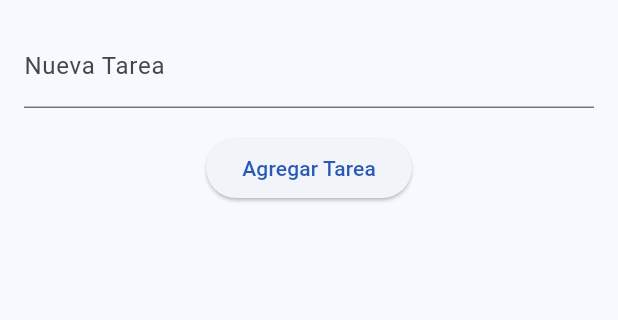
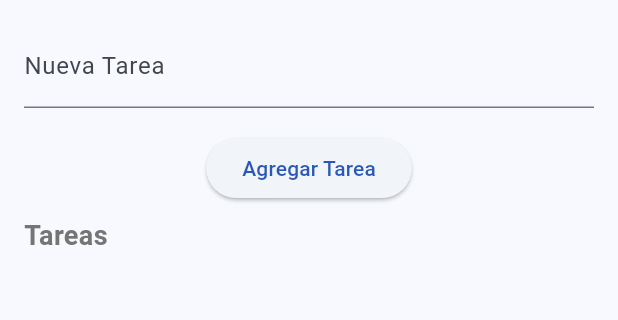
Before and after one commit to sebastian-quijas9/TipCalc_TaskManager_API_Integration, a Flutter app: the screen it shows after launch, item 2 of the bottom bar chosen, after a tap on "Agregar Tarea", on a phone screen of 412 x 824 dp, the part 84-404 px from its top. Run offline on Flutter 3.47's test engine with Material 3 defaults, Android fonts, the phone set to English and light mode, and no system bars.

Commit message:
Listo provider, task list

```diff
--- a/lib/assets/task_list_page/task_provider.dart
+++ b/lib/assets/task_list_page/task_provider.dart
@@ -3,25 +3,34 @@ import 'package:flutter/material.dart';
 import 'package:technical_challenge/assets/task_list_page/task_models.dart';
 
 class TaskProvider with ChangeNotifier {
-  final List<Task> _tasks = []; // Lista privada de tareas
+  final List<Task> _tasks = []; // Lista privada de tareas.
 
-  List<Task> get tasks => _tasks; // Para acceder a la lista de tareas desde otros widgets
+  List<Task> get tasks => _tasks; // Lista completa de tareas.
 
-  // Método para agregar una nueva tarea
+  // Lista de tareas pendientes.
+  List<Task> get pendingTasks =>
+      _tasks.where((task) => !task.isCompleted).toList();
+
+  // Lista de tareas completadas.
+  List<Task> get completedTasks =>
+      _tasks.where((task) => task.isCompleted).toList();
+
+  // Método para agregar una nueva tarea.
   void addTask(String title) {
-    _tasks.add(Task(title: title)); // Añade una nueva tarea a la lista
-    notifyListeners();
+    _tasks.add(Task(title: title)); // Añade una nueva tarea a la lista.
+    notifyListeners(); // Notifica a los widgets que deben actualizarse.
   }
 
-  // Método para eliminar una tarea por su índice
+  // Método para eliminar una tarea por su índice.
   void removeTask(int index) {
-    _tasks.removeAt(index); // Elimina la tarea de la lista
-    notifyListeners();
+    _tasks.removeAt(index); // Elimina la tarea de la lista.
+    notifyListeners(); // Notifica a los widgets que deben actualizarse.
   }
 
-  // Método para marcar/desmarcar una tarea como completada
+  // Método para marcar/desmarcar una tarea como completada.
   void toggleTaskCompletion(int index) {
-    _tasks[index].isCompleted = !_tasks[index].isCompleted; // Cambia el estado de completado
-    notifyListeners(); // Notifica a los widgets que deben actualizarse
+    _tasks[index].isCompleted =
+        !_tasks[index].isCompleted; // Cambia el estado de completado.
+    notifyListeners(); // Notifica a los widgets que deben actualizarse.
   }
 }
--- a/lib/main.dart
+++ b/lib/main.dart
@@ -7,10 +7,12 @@ import 'pages/consumo_api.dart';
 
 void main() {
   runApp(
+    //Se agrega para que este disponible provider en toda la aplicacion.
+    //MultiProvider es com un contenedor que guarda todos los estados de provider.
     MultiProvider(
       providers: [
         ChangeNotifierProvider(
-            create: (_) => TaskProvider()), // Proveedor para TaskProvider
+            create: (_) => TaskProvider()), //Taskprovider es el gestor de tareas y notifica cuando hay cambios..
       ],
       child: const MyApp(),
     ),
--- a/lib/pages/task_list_page.dart
+++ b/lib/pages/task_list_page.dart
@@ -1,5 +1,7 @@
 import 'package:flutter/material.dart';
 import 'package:provider/provider.dart';
+import 'package:animations/animations.dart';
+import 'package:technical_challenge/assets/task_list_page/task_models.dart';
 import 'package:technical_challenge/assets/task_list_page/task_provider.dart';
 
 class TaskListPage extends StatelessWidget {
@@ -7,58 +9,142 @@ class TaskListPage extends StatelessWidget {
 
   @override
   Widget build(BuildContext context) {
+    // Obtiene el TaskProvider para interactuar con la lista de tareas.
     final taskProvider = Provider.of<TaskProvider>(context);
+    // Controlador para el campo de texto donde se ingresa una nueva tarea.
     final taskController = TextEditingController();
 
     return Column(
       children: [
+        // Campo de texto para añadir una nueva tarea.
         Padding(
-          padding: const EdgeInsets.all(16.0),
+          padding: const EdgeInsets.all(
+              16.0), // Espacio alrededor del campo de texto.
           child: TextField(
-            controller: taskController,
+            controller: taskController, // Controlador del campo de texto.
             decoration: const InputDecoration(
-              labelText: 'Nueva Tarea',
+              labelText: 'Nueva Tarea', // Etiqueta dentro del campo de texto.
             ),
           ),
         ),
+        // Botón para agregar una nueva tarea.
         ElevatedButton(
           onPressed: () {
+            // Si el campo de texto no está vacío, añade la tarea.
             if (taskController.text.isNotEmpty) {
-              taskProvider.addTask(taskController.text);
-              taskController.clear();
+              taskProvider.addTask(taskController
+                  .text); // Añade la tarea a través del TaskProvider.
+              taskController
+                  .clear(); // Limpia el campo de texto después de añadir la tarea.
             }
           },
-          child: const Text('Agregar Tarea'),
+          child:
+              const Text('Agregar Tarea'), // Texto que se muestra en el botón.
         ),
+        // Expande el ListView para ocupar todo el espacio disponible.
         Expanded(
-          child: ListView.builder(
-            itemCount: taskProvider.tasks.length,
-            itemBuilder: (context, index) {
-              final task = taskProvider.tasks[index];
-              return ListTile(
-                title: Text(
-                  task.title,
-                  style: TextStyle(
-                    decoration: task.isCompleted
-                        ? TextDecoration.lineThrough
-                        : TextDecoration.none,
-                  ),
-                ),
-                leading: Checkbox(
-                  value: task.isCompleted,
-                  onChanged: (_) {
-                    taskProvider.toggleTaskCompletion(index);
-                  },
-                ),
-                trailing: IconButton(
-                  icon: const Icon(Icons.delete),
-                  onPressed: () => taskProvider.removeTask(index),
-                ),
-              );
-            },
+          child: ListView(
+            children: [
+              // Sección de tareas pendientes.
+              ..._buildTaskSection(
+                  context, 'Tareas', taskProvider.pendingTasks, false),
+
+              // Sección de tareas completadas (solo si hay alguna completada).
+              if (taskProvider.completedTasks.isNotEmpty)
+                ..._buildTaskSection(
+                    context, 'Finalizadas', taskProvider.completedTasks, true),
+            ],
           ),
         ),
       ],
     );
   }
+
+  // Método para construir una sección de la lista de tareas.
+  List<Widget> _buildTaskSection(
+      BuildContext context, String title, List<Task> tasks, bool completed) {
+    final taskProvider = Provider.of<TaskProvider>(context, listen: false);
+    return [
+      // Título de la sección (Tareas o Tareas Completas).
+      Padding(
+        padding: const EdgeInsets.symmetric(horizontal: 16.0, vertical: 8.0),
+        child: Text(
+          title,
+          style: TextStyle(
+            fontSize: 18,
+            fontWeight: FontWeight.bold,
+            color: Colors.grey[600]!,
+          ),
+        ),
+      ),
+      // Itera sobre cada tarea en la lista de tareas (pendientes o completadas).
+      ...tasks.map((task) {
+        final index = taskProvider.tasks
+            .indexOf(task); // Encuentra el índice de la tarea actual.
+        return PageTransitionSwitcher(
+          duration:
+              const Duration(milliseconds: 300), // Duración de la animación.
+          transitionBuilder: (
+            Widget child,
+            Animation<double> animation,
+            Animation<double> secondaryAnimation,
+          ) {
+            // Usa una transición compartida a lo largo del eje vertical.
+            return SharedAxisTransition(
+              animation: animation,
+              secondaryAnimation: secondaryAnimation,
+              transitionType: SharedAxisTransitionType.vertical,
+              child: child,
+            );
+          },
+          child: Dismissible(
+            key: ValueKey(
+                task.title), // Clave única basada en el título de la tarea.
+            onDismissed: (direction) {
+              taskProvider
+                  .removeTask(index); // Elimina la tarea cuando se desliza.
+            },
+            background: Container(
+              color: Colors.red, // Fondo rojo al deslizar para eliminar.
+              alignment: Alignment.centerRight,
+              padding: const EdgeInsets.symmetric(horizontal: 10),
+              child: const Icon(Icons.delete,
+                  color: Color.fromARGB(255, 148, 4, 4)), // Icono de papelera.
+            ),
+            child: ListTile(
+              title: Text(
+                task.title,
+                // Si la tarea está completada, se muestra con un texto tachado.
+                style: TextStyle(
+                  decoration: task.isCompleted
+                      ? TextDecoration
+                          .lineThrough // Texto tachado si la tarea está completada.
+                      : TextDecoration
+                          .none, // Texto normal si la tarea no está completada.
+                  color: task.isCompleted
+                      ? Colors.green
+                      : Colors.black, // Verde si está completada, negro si no.
+                ),
+              ),
+              // Checkbox para marcar la tarea como completada o no.
+              leading: Checkbox(
+                value:
+                    task.isCompleted, // Estado del checkbox (completada o no).
+                onChanged: (_) {
+                  taskProvider.toggleTaskCompletion(
+                      index); // Cambia el estado de la tarea.
+                },
+              ),
+              // Botón para eliminar la tarea.
+              trailing: IconButton(
+                icon: const Icon(Icons.delete), // Icono de la papelera.
+                onPressed: () => taskProvider
+                    .removeTask(index), // Elimina la tarea al presionar.
+              ),
+            ),
+          ),
+        );
+      }),
+    ];
+  }
 }
--- a/pubspec.yaml
+++ b/pubspec.yaml
@@ -37,6 +37,7 @@ dependencies:
   # Use with the CupertinoIcons class for iOS style icons.
   cupertino_icons: ^1.0.6
   provider: ^6.1.2
+  animations: ^2.0.11
 
 dev_dependencies:
   flutter_test:
```
Also changed, not shown: pubspec.lock.
